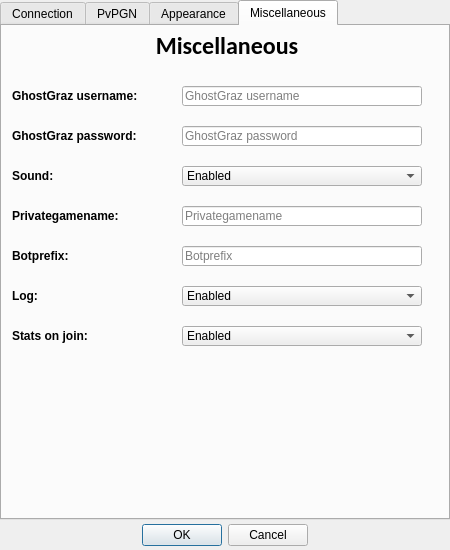
Old version of the form source/ConfigGUI.ui in the repository jouven/gproxy-ghostgraz.
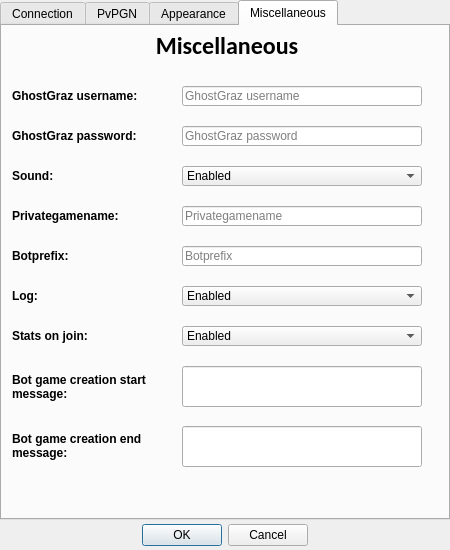
New version of the form. Icons and pictures are not drawn. Custom widgets are drawn as their Qt base class.

Commit message: Lot of stuff: 1 Fix audio 2 Remove ghostgraz/DOTA community stuff: gameListDownloader, statspage... 3 Revamp code a bit, remove "new" allocations 4 Improve game autosearch when a bot announces a game creation. Allow game autosearch using whois on a user (if the user is in a game) 5 Make the gproxy window remember it's size/s AND POSITION

What changed in the file:
```diff
--- a/source/ConfigGUI.ui
+++ b/source/ConfigGUI.ui
@@ -1740,6 +1740,131 @@
       </property>
      </item>
     </widget>
+    <widget class="QLineEdit" name="botGameCreationStartMessageTextfield">
+     <property name="geometry">
+      <rect>
+       <x>180</x>
+       <y>340</y>
+       <width>240</width>
+       <height>41</height>
+      </rect>
+     </property>
+     <property name="font">
+      <font>
+       <family>Arial</family>
+       <pointsize>9</pointsize>
+      </font>
+     </property>
+     <property name="toolTip">
+      <string>&lt;html&gt;&lt;head/&gt;&lt;body&gt;&lt;p&gt;When a bot creates a game, prints a message including the game name, to be able to parse it the string just before and just after are required. i.e. Creating public game [some game name].&lt;/p&gt;&lt;p&gt;Start would be: Creating public game [&lt;/p&gt;&lt;p&gt;End would be: ].&lt;/p&gt;&lt;/body&gt;&lt;/html&gt;</string>
+     </property>
+     <property name="whatsThis">
+      <string>&lt;html&gt;&lt;head/&gt;&lt;body&gt;&lt;p&gt;When a bot creates a game, prints a message including the game name, to be able to parse it the string just before and just after are required. i.e. Creating public game [some game name].&lt;/p&gt;&lt;p&gt;Start would be: Creating public game [&lt;/p&gt;&lt;p&gt;End would be: ].&lt;/p&gt;&lt;/body&gt;&lt;/html&gt;</string>
+     </property>
+     <property name="text">
+      <string/>
+     </property>
+     <property name="readOnly">
+      <bool>false</bool>
+     </property>
+     <property name="placeholderText">
+      <string/>
+     </property>
+    </widget>
+    <widget class="QLabel" name="botGameCreationStartMessageLabel">
+     <property name="geometry">
+      <rect>
+       <x>10</x>
+       <y>345</y>
+       <width>160</width>
+       <height>31</height>
+      </rect>
+     </property>
+     <property name="font">
+      <font>
+       <family>Arial</family>
+       <pointsize>9</pointsize>
+       <weight>75</weight>
+       <bold>true</bold>
+      </font>
+     </property>
+     <property name="toolTip">
+      <string>&lt;html&gt;&lt;head/&gt;&lt;body&gt;&lt;p&gt;When a bot creates a game, prints a message including the game name, to be able to parse it the string just before and just after are required. i.e. Creating public game [some game name].&lt;/p&gt;&lt;p&gt;Start would be: Creating public game [&lt;/p&gt;&lt;p&gt;End would be: ].&lt;/p&gt;&lt;/body&gt;&lt;/html&gt;</string>
+     </property>
+     <property name="whatsThis">
+      <string>&lt;html&gt;&lt;head/&gt;&lt;body&gt;&lt;p&gt;When a bot creates a game, prints a message including the game name, to be able to parse it the string just before and just after are required. i.e. Creating public game [some game name].&lt;/p&gt;&lt;p&gt;Start would be: Creating public game [&lt;/p&gt;&lt;p&gt;End would be: ].&lt;/p&gt;&lt;/body&gt;&lt;/html&gt;</string>
+     </property>
+     <property name="text">
+      <string>Bot game creation start message:</string>
+     </property>
+     <property name="scaledContents">
+      <bool>false</bool>
+     </property>
+     <property name="wordWrap">
+      <bool>true</bool>
+     </property>
+    </widget>
+    <widget class="QLineEdit" name="botGameCreationEndMessageTextfield">
+     <property name="geometry">
+      <rect>
+       <x>180</x>
+       <y>400</y>
+       <width>240</width>
+       <height>41</height>
+      </rect>
+     </property>
+     <property name="font">
+      <font>
+       <family>Arial</family>
+       <pointsize>9</pointsize>
+      </font>
+     </property>
+     <property name="toolTip">
+      <string>&lt;html&gt;&lt;head/&gt;&lt;body&gt;&lt;p&gt;When a bot creates a game, prints a message including the game name, to be able to parse it the string just before and just after are required. i.e. Creating public game [some game name].&lt;/p&gt;&lt;p&gt;Start would be: Creating public game [&lt;/p&gt;&lt;p&gt;End would be: ].&lt;/p&gt;&lt;/body&gt;&lt;/html&gt;</string>
+     </property>
+     <property name="whatsThis">
+      <string>&lt;html&gt;&lt;head/&gt;&lt;body&gt;&lt;p&gt;When a bot creates a game, prints a message including the game name, to be able to parse it the string just before and just after are required. i.e. Creating public game [some game name].&lt;/p&gt;&lt;p&gt;Start would be: Creating public game [&lt;/p&gt;&lt;p&gt;End would be: ].&lt;/p&gt;&lt;/body&gt;&lt;/html&gt;</string>
+     </property>
+     <property name="text">
+      <string/>
+     </property>
+     <property name="readOnly">
+      <bool>false</bool>
+     </property>
+     <property name="placeholderText">
+      <string/>
+     </property>
+    </widget>
+    <widget class="QLabel" name="botGameCreationEndMessageLabel">
+     <property name="geometry">
+      <rect>
+       <x>10</x>
+       <y>404</y>
+       <width>160</width>
+       <height>31</height>
+      </rect>
+     </property>
+     <property name="font">
+      <font>
+       <family>Arial</family>
+       <pointsize>9</pointsize>
+       <weight>75</weight>
+       <bold>true</bold>
+      </font>
+     </property>
+     <property name="toolTip">
+      <string>&lt;html&gt;&lt;head/&gt;&lt;body&gt;&lt;p&gt;When a bot creates a game, prints a message including the game name, to be able to parse it the string just before and just after are required. i.e. Creating public game [some game name].&lt;/p&gt;&lt;p&gt;Start would be: Creating public game [&lt;/p&gt;&lt;p&gt;End would be: ].&lt;/p&gt;&lt;/body&gt;&lt;/html&gt;</string>
+     </property>
+     <property name="whatsThis">
+      <string>&lt;html&gt;&lt;head/&gt;&lt;body&gt;&lt;p&gt;When a bot creates a game, prints a message including the game name, to be able to parse it the string just before and just after are required. i.e. Creating public game [some game name].&lt;/p&gt;&lt;p&gt;Start would be: Creating public game [&lt;/p&gt;&lt;p&gt;End would be: ].&lt;/p&gt;&lt;/body&gt;&lt;/html&gt;</string>
+     </property>
+     <property name="text">
+      <string>Bot game creation end message:</string>
+     </property>
+     <property name="wordWrap">
+      <bool>true</bool>
+     </property>
+    </widget>
    </widget>
   </widget>
  </widget>
```
The commit also changes 15 other files.
